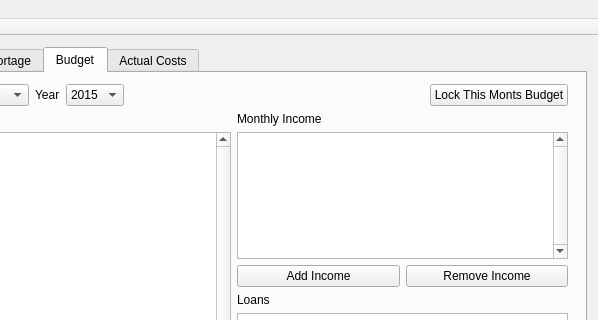
The window that mainwindow.ui (jrutanen/FinanceCalculator) describes before a commit, drawn with Qt 5; both pictures show x 125 to 723 and y 0 to 320 of the 723 by 689 pixel window.
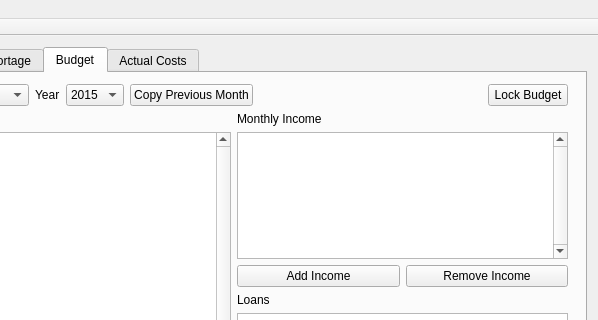
The same window after the commit. Custom widgets are drawn as their Qt base class.

What changed in the file:
```diff
--- a/mainwindow.ui
+++ b/mainwindow.ui
@@ -527,6 +527,13 @@
              </item>
             </widget>
            </item>
+           <item>
+            <widget class="QPushButton" name="pbCopyPreviousMonth">
+             <property name="text">
+              <string>Copy Previous Month</string>
+             </property>
+            </widget>
+           </item>
            <item>
             <spacer name="horizontalSpacer">
              <property name="orientation">
@@ -543,7 +550,7 @@
            <item>
             <widget class="QPushButton" name="pbSave">
              <property name="text">
-              <string>Lock This Monts Budget</string>
+              <string>Lock Budget</string>
              </property>
             </widget>
            </item>
```
